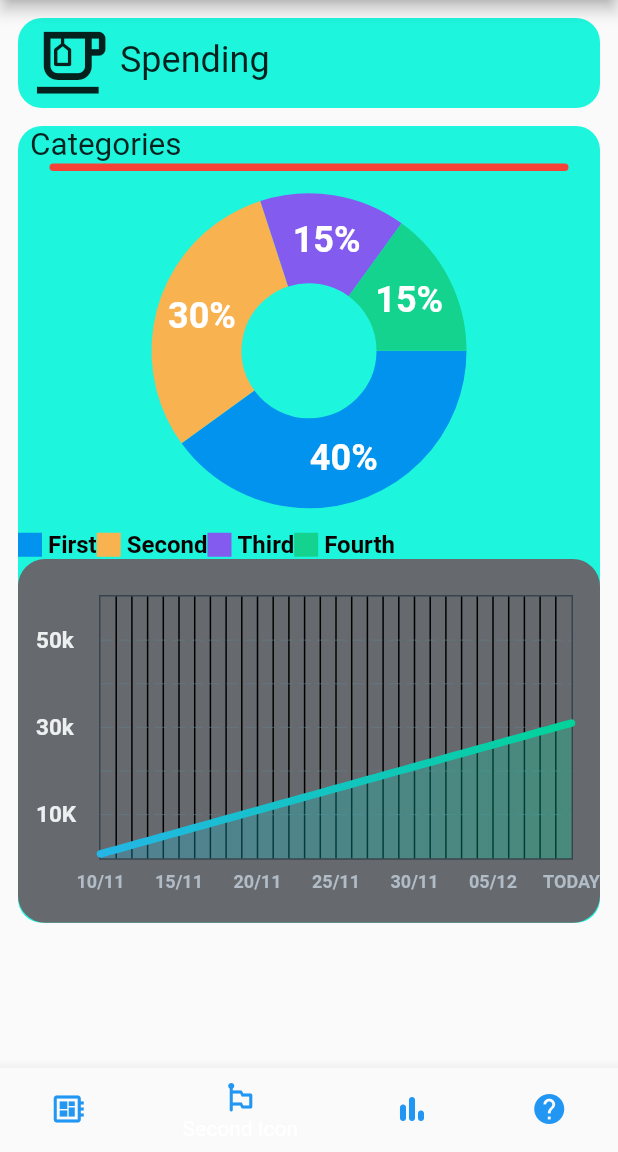
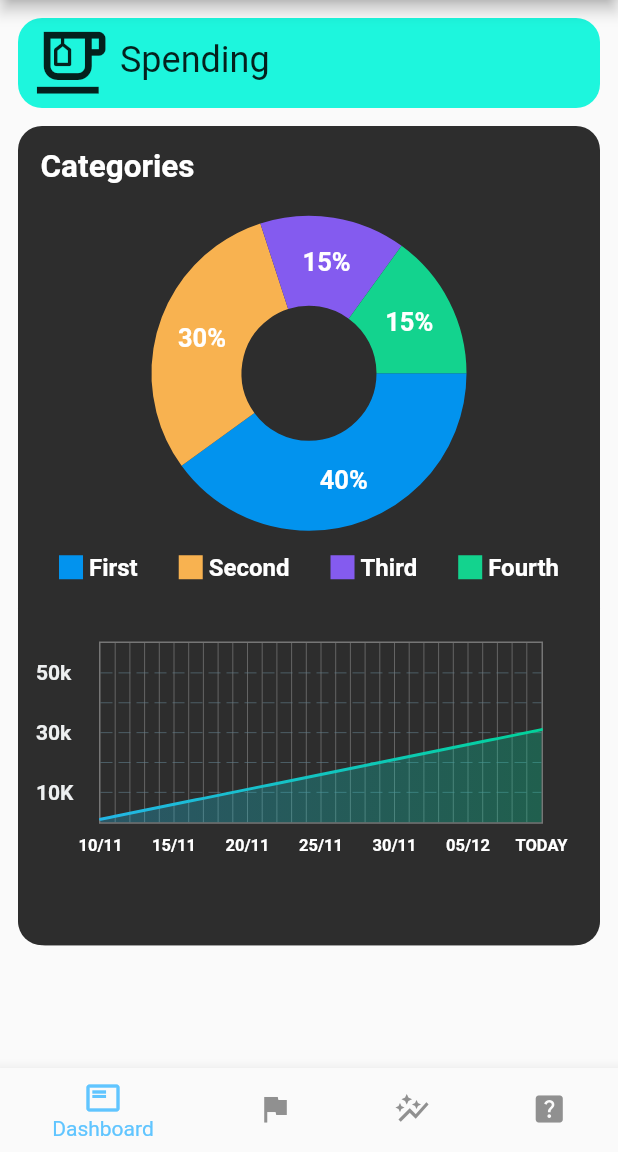
Before and after one commit to DisezZ/Avenique, a Flutter app: the screen it shows after launch, on a phone screen of 412 x 824 dp, the part 84-1236 px from its top. Run offline on Flutter 3.47's test engine with Material 2 defaults, Android fonts, the phone set to English and light mode, and no system bars; drawn by our look-alikes of fl_chart.

Commit message:
fixed UI statPage and navigationbar

```diff
--- a/lib/main.dart
+++ b/lib/main.dart
@@ -30,31 +30,50 @@ class MainScreen extends StatefulWidget {
 }
 
 class _MainScreenState extends State<MainScreen> {
+  int index = 0;
+
   @override
   Widget build(BuildContext context) {
     return Scaffold(
       appBar: AppBar(
+        //backgroundColor: const Color.fromARGB(255, 248, 248, 248),
         title: const Text("Avenique"),
       ),
       body: StatPage(),
       bottomNavigationBar: BottomNavigationBar(
-        currentIndex: 1,
-        items: const <BottomNavigationBarItem>[
+        selectedItemColor: const Color.fromARGB(255, 96, 197, 255),
+        unselectedItemColor: const Color.fromARGB(255, 144, 144, 144),
+        currentIndex: index,
+        onTap: (int num) {
+          setState(() {
+            index = num;
+          });
+        },
+        items: const [
           BottomNavigationBarItem(
-            icon: Icon(Icons.developer_board, color: Colors.blue),
-            label: 'First Icon',
+            //backgroundColor: Color.fromARGB(255, 233, 233, 233),
+            label: 'Dashboard',
+            icon: Icon(
+              Icons.featured_play_list_outlined,
+            ),
           ),
           BottomNavigationBarItem(
-            icon: Icon(Icons.emoji_flags_rounded, color: Colors.blue),
-            label: 'Second Icon',
+            label: 'Planning',
+            icon: Icon(
+              Icons.flag_sharp,
+            ),
           ),
           BottomNavigationBarItem(
-            icon: Icon(Icons.bar_chart_rounded, color: Colors.blue),
-            label: 'Third Icon',
+            label: 'Statistic',
+            icon: Icon(
+              Icons.auto_graph,
+            ),
           ),
           BottomNavigationBarItem(
-            icon: Icon(Icons.help, color: Colors.blue),
-            label: 'Fourth Icon',
+            label: 'Help',
+            icon: Icon(
+              Icons.help_center,
+            ),
           ),
         ],
       ),
--- a/lib/src/features/stat/presentation/spendingStatUI.dart
+++ b/lib/src/features/stat/presentation/spendingStatUI.dart
@@ -19,20 +19,28 @@ class _SpendingPieCStatContainerState extends State<SpendingPieCStatContainer> {
         padding: const EdgeInsets.only(left: 12.0, right: 12.0),
         child: Container(
           decoration: BoxDecoration(
-              color: Color.fromARGB(255, 29, 246, 221),
+              color: Color.fromARGB(255, 45, 45, 45),
               borderRadius: BorderRadius.circular(16)),
-          child:
-              Column(crossAxisAlignment: CrossAxisAlignment.start, children: [
+          child: Column(
+            crossAxisAlignment: CrossAxisAlignment.start,
+            children: [
               const Padding(
-                padding: EdgeInsets.only(left: 8.0),
-                child: Text('Categories', style: TextStyle(fontSize: 21))),
+                padding: EdgeInsets.only(left: 15.0, top: 15.0),
+                child: Text(
+                  'Categories',
+                  style: TextStyle(
+                      fontSize: 21,
+                      color: Colors.white,
+                      fontWeight: FontWeight.bold),
+                ),
+              ),
               //DateTimeTest(),
               Padding(
                 padding: const EdgeInsets.only(left: 21, right: 21),
                 child: Container(
                     height: 5,
                     decoration: BoxDecoration(
-                      color: Colors.red,
+                        //color: Colors.red,
                         borderRadius: BorderRadius.circular(8))),
               ),
               Container(
@@ -41,7 +49,8 @@ class _SpendingPieCStatContainerState extends State<SpendingPieCStatContainer> {
               Container(
                 child: LineChartSample2(),
               )
-          ]),
+            ],
+          ),
         ),
       ),
     );
@@ -96,27 +105,31 @@ class PieChart2State extends State {
               ),
             ),
             Row(
-              mainAxisAlignment: MainAxisAlignment.start,
+              mainAxisAlignment: MainAxisAlignment.spaceEvenly,
               crossAxisAlignment: CrossAxisAlignment.start,
               children: const <Widget>[
                 Indicator(
                   color: Color(0xff0293ee),
                   text: 'First',
+                  textColor: Color(0xffffffff),
                   isSquare: true,
                 ),
                 Indicator(
                   color: Color(0xfff8b250),
                   text: 'Second',
+                  textColor: Color(0xffffffff),
                   isSquare: true,
                 ),
                 Indicator(
                   color: Color(0xff845bef),
                   text: 'Third',
+                  textColor: Color(0xffffffff),
                   isSquare: true,
                 ),
                 Indicator(
                   color: Color(0xff13d38e),
                   text: 'Fourth',
+                  textColor: Color(0xffffffff),
                   isSquare: true,
                 ),
               ],
@@ -130,7 +143,7 @@ class PieChart2State extends State {
   List<PieChartSectionData> showingSections() {
     return List.generate(4, (i) {
       final isTouched = i == touchedIndex;
-      final fontSize = isTouched ? 32.0 : 24.0;
+      final fontSize = isTouched ? 32.0 : 17.0;
       final radius = isTouched ? 70.0 : 60.0;
       switch (i) {
         case 0:
@@ -260,14 +273,14 @@ class _LineChartSample2State extends State<LineChartSample2> {
               borderRadius: BorderRadius.all(
                 Radius.circular(18),
               ),
-              color: Color.fromARGB(255, 102, 106, 110),
+              color: Color.fromARGB(255, 45, 45, 45),
             ),
             child: Padding(
               padding: const EdgeInsets.only(
-                right: 18,
+                right: 38,
                 left: 12,
-                top: 24,
-                bottom: 12,
+                top: 40,
+                bottom: 1,
               ),
               child: LineChart(
                 mainData(),
@@ -287,9 +300,9 @@ class _LineChartSample2State extends State<LineChartSample2> {
     String caseDateTwenty = getDateMonth(10);
     String caseDateTwentyfive = getDateMonth(5);
     const style = TextStyle(
-      color: Color.fromARGB(255, 177, 188, 199),
+      color: Color.fromARGB(255, 255, 255, 255),
       fontWeight: FontWeight.bold,
-      fontSize: 12,
+      fontSize: 11,
     );
     Widget text;
     switch (value.toInt()) {
@@ -329,7 +342,7 @@ class _LineChartSample2State extends State<LineChartSample2> {
     const style = TextStyle(
       color: Color.fromARGB(255, 237, 239, 240),
       fontWeight: FontWeight.bold,
-      fontSize: 15,
+      fontSize: 14,
     );
     String text;
     switch (value.toInt()) {
@@ -366,8 +379,8 @@ class _LineChartSample2State extends State<LineChartSample2> {
         */
         getDrawingVerticalLine: (value) {
           return FlLine(
-            color: Color.fromARGB(255, 0, 0, 0),
-            strokeWidth: 1,
+            color: Color.fromARGB(255, 118, 118, 118),
+            strokeWidth: 0.5,
           );
         },
       ),
@@ -382,7 +395,7 @@ class _LineChartSample2State extends State<LineChartSample2> {
         bottomTitles: AxisTitles(
           sideTitles: SideTitles(
             showTitles: true,
-            reservedSize: 30,
+            reservedSize: 80,
             interval: 1,
             getTitlesWidget: bottomTitleWidgets,
           ),
@@ -398,7 +411,7 @@ class _LineChartSample2State extends State<LineChartSample2> {
       ),
       borderData: FlBorderData(
         show: true,
-        border: Border.all(color: const Color(0xff37434d)),
+        border: Border.all(color: Color.fromARGB(255, 118, 118, 118)),
       ),
       minX: 0,
       maxX: 30,
@@ -411,7 +424,7 @@ class _LineChartSample2State extends State<LineChartSample2> {
           gradient: LinearGradient(
             colors: gradientColors,
           ),
-          barWidth: 5,
+          barWidth: 2,
           isStrokeCapRound: true,
           dotData: FlDotData(
             show: false,
@@ -420,7 +433,9 @@ class _LineChartSample2State extends State<LineChartSample2> {
             show: true,
             gradient: LinearGradient(
               colors: gradientColors
-                  .map((color) => color.withOpacity(0.3))
+                  .map(
+                    (color) => color.withOpacity(0.3),
+                  )
                   .toList(),
             ),
           ),
```
Lines whose indentation alone changed are shown as unchanged.
